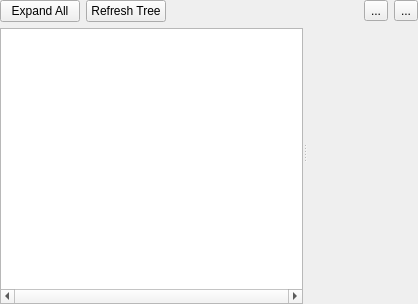
Before: the Qt Designer form src/ves/conductor/qt/TreeTab.ui in multitudinous/ve-suite, drawn with Qt 5.
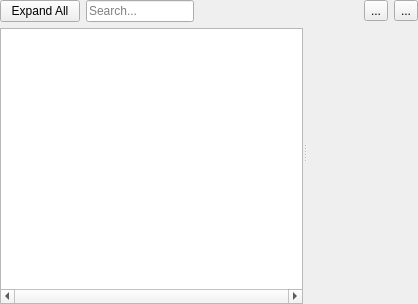
After: the same form once the commit is applied. Icons and pictures are not drawn. Custom widgets are drawn as their Qt base class.

Commit message: Adds file selection and node selection controls to propertyBrowser. Adds search box to Layers tab.

Patch:
```diff
--- a/src/ves/conductor/qt/TreeTab.ui
+++ b/src/ves/conductor/qt/TreeTab.ui
@@ -37,9 +37,9 @@
           </widget>
          </item>
          <item>
-          <widget class="QPushButton" name="m_refreshTreeButton">
-           <property name="text">
-            <string>Refresh Tree</string>
+          <widget class="QLineEdit" name="m_searchBox">
+           <property name="placeholderText">
+            <string>Search...</string>
            </property>
           </widget>
          </item>
```
Left out of the diff: 4 changed lines with no effect on the pictures. The commit also changes 18 other files.
